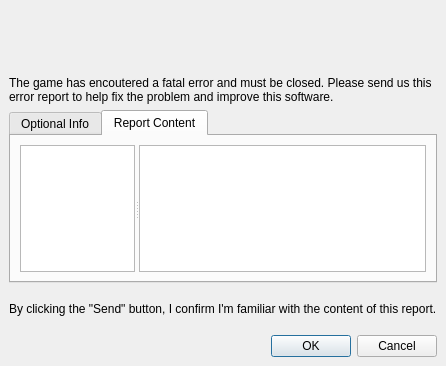
First picture: the form in tools/crashreporter/ui/errorreportdialog.ui, repository arx/ArxLibertatis, before the edit.
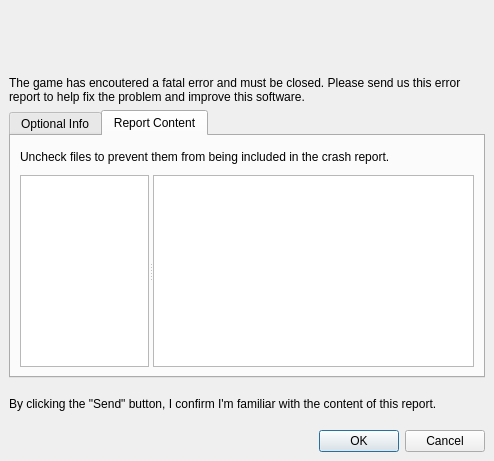
Second picture: the form after the edit. The open tabs and pages were chosen to show the change. Icons and pictures are not drawn.

Commit message: Allow the user to exclude individual files from the crash report

```diff
--- a/tools/crashreporter/ui/errorreportdialog.ui
+++ b/tools/crashreporter/ui/errorreportdialog.ui
@@ -6,8 +6,8 @@
    <rect>
     <x>0</x>
     <y>0</y>
-    <width>412</width>
-    <height>366</height>
+    <width>494</width>
+    <height>461</height>
    </rect>
   </property>
   <property name="windowTitle">
@@ -315,7 +315,14 @@
           <attribute name="title">
            <string>Report Content</string>
           </attribute>
-          <layout class="QHBoxLayout" name="horizontalLayout" stretch="2,3">
+          <layout class="QVBoxLayout" name="verticalLayout_12" stretch="0,0">
+           <item>
+            <widget class="QLabel" name="lblUncheckToExclude">
+             <property name="text">
+              <string>Uncheck files to prevent them from being included in the crash report.</string>
+             </property>
+            </widget>
+           </item>
            <item>
             <widget class="QSplitter" name="splitReportContent">
              <property name="orientation">
```
Left out of the diff: 8 changed lines with no effect on the pictures. The commit also changes 4 other files.
